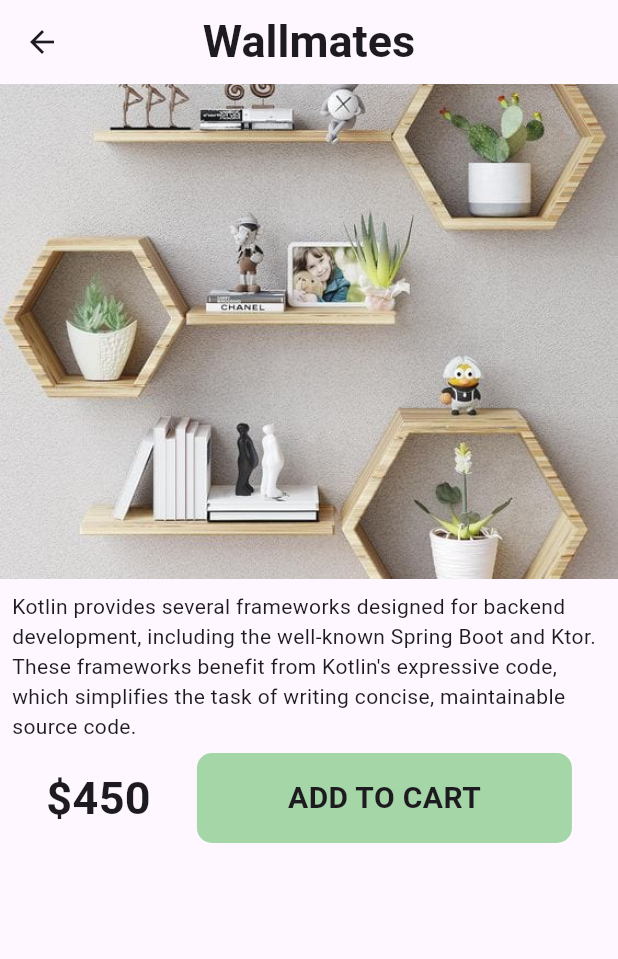
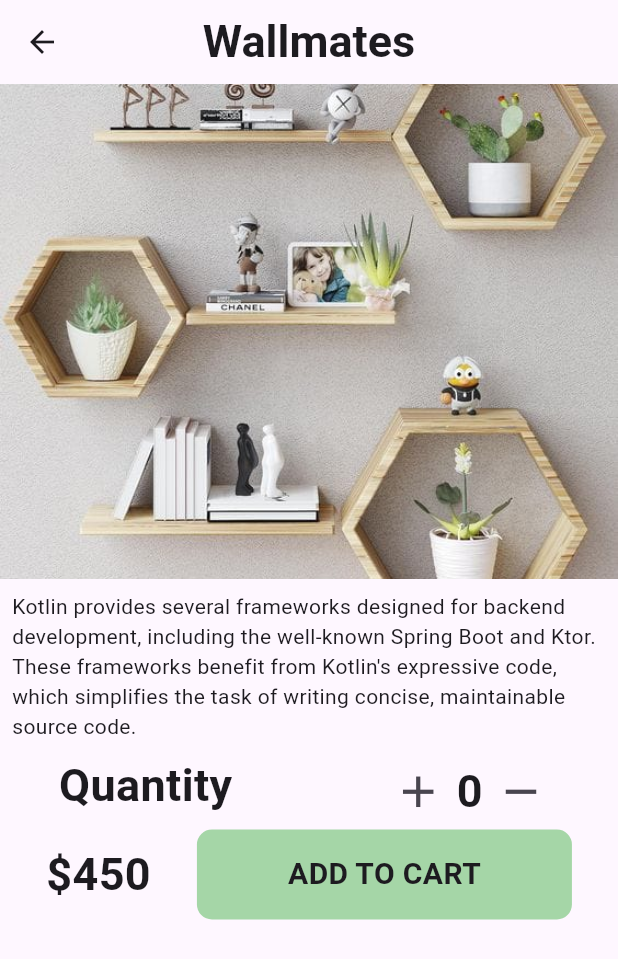
Before and after one commit to sohasara/E-Commerce-App, a Flutter app: the DetailedItem screen opened directly, on a phone screen of 412 x 824 dp. Shown: the top 959 px of the screen. Run offline on Flutter 3.47's test engine with Material 3 defaults, Android fonts, the phone set to English and light mode, and no system bars; our stand-ins replace flutter_riverpod, flutter_slidable.

Commit message:
add quantity

```diff
--- a/lib/feature/presentation/pages/detailes/item_detailes.dart
+++ b/lib/feature/presentation/pages/detailes/item_detailes.dart
@@ -30,6 +30,47 @@ class DetailedItem extends StatelessWidget {
               "Kotlin provides several frameworks designed for backend development, including the well-known Spring Boot and Ktor. These frameworks benefit from Kotlin's expressive code, which simplifies the task of writing concise, maintainable source code.",
               style: TextStyle(),
             ),
+          ),
+          Row(
+            mainAxisAlignment: MainAxisAlignment.spaceEvenly,
+            crossAxisAlignment: CrossAxisAlignment.start,
+            children: [
+              Text(
+                "Quantity",
+                style: TextStyle(
+                  fontSize: 30,
+                  fontWeight: FontWeight.bold,
+                ),
+              ),
+              SizedBox(
+                width: 20,
+              ),
+              Row(
+                children: [
+                  IconButton(
+                    onPressed: () {},
+                    icon: Icon(
+                      Icons.add,
+                      size: 35,
+                    ),
+                  ),
+                  Text(
+                    "0",
+                    style: TextStyle(
+                      fontSize: 30,
+                      fontWeight: FontWeight.bold,
+                    ),
+                  ),
+                  IconButton(
+                    onPressed: () {},
+                    icon: Icon(
+                      Icons.remove,
+                      size: 35,
+                    ),
+                  ),
+                ],
+              )
+            ],
           ),
           Row(
             mainAxisAlignment: MainAxisAlignment.spaceEvenly,
```
